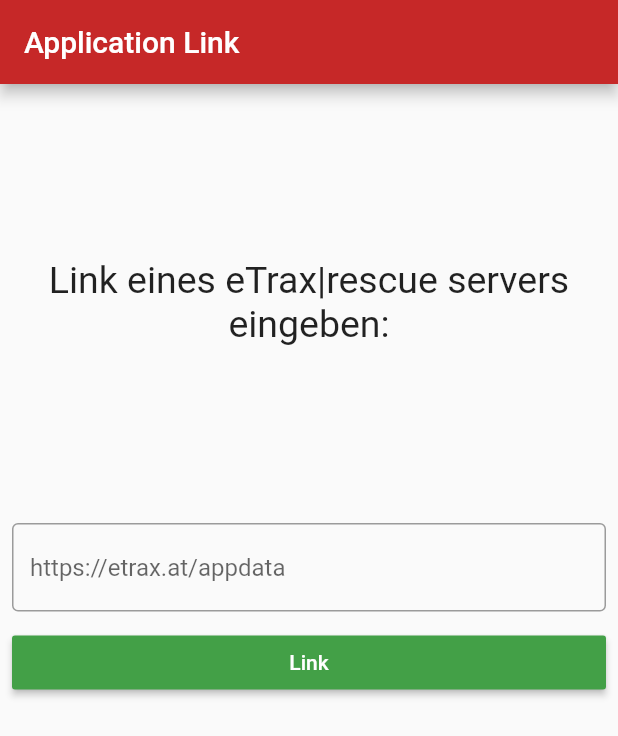
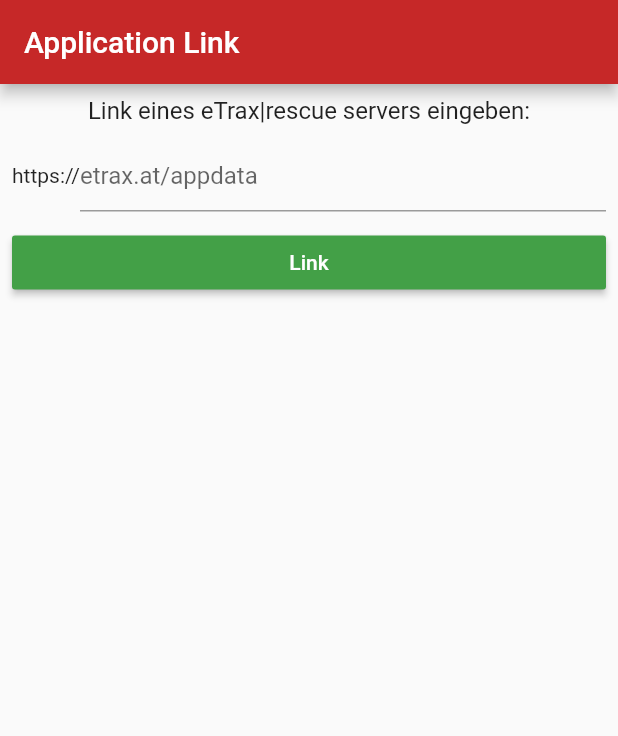
Before and after one commit to etrax-rescue/etrax-rescue-app, a Flutter app: the screen it shows after launch, after a tap on "Link", on a phone screen of 412 x 824 dp. Shown: the top 736 px of the screen. Run offline on Flutter 3.47's test engine with Material 2 defaults, Android fonts, the phone set to English and light mode, and no system bars; our stand-ins replace bloc, dartz, data_connection_checker, equatable, flutter_bloc, get_it and 1 more.

Commit message:
Link: further UI work.

```diff
--- a/lib/features/link/data/datasources/base_uri_remote_endpoint_verification.dart
+++ b/lib/features/link/data/datasources/base_uri_remote_endpoint_verification.dart
@@ -1,7 +1,6 @@
-import 'package:etrax_rescue_app/core/error/exceptions.dart';
+import 'package:http/http.dart' as http;
 
-import '../models/base_uri_model.dart';
-import 'package:http/http.dart' as http;
+import '../../../../core/error/exceptions.dart';
 
 abstract class BaseUriRemoteEndpointVerification {
   Future<bool> verifyRemoteEndpoint(String baseUri);
@@ -14,7 +13,7 @@ class BaseUriRemoteEndpointVerificationImpl
 
   @override
   Future<bool> verifyRemoteEndpoint(String baseUri) async {
-    final response = await client.get(baseUri + '/version');
+    final response = await client.get(baseUri + '/version_info.json');
     if (response.statusCode == 200) {
       // TODO: how should we handle different versions?
       return true;
--- a/lib/features/link/data/repositories/base_uri_repository_impl.dart
+++ b/lib/features/link/data/repositories/base_uri_repository_impl.dart
@@ -36,7 +36,7 @@ class BaseUriRepositoryImpl implements BaseUriRepository {
       return Left(NetworkFailure());
     }
     try {
-      final valid = remoteEndpointVerification.verifyRemoteEndpoint(baseUri);
+      await remoteEndpointVerification.verifyRemoteEndpoint(baseUri);
     } on ServerException {
       return Left(ServerFailure());
     }
--- a/lib/features/link/presentation/pages/link_app_page.dart
+++ b/lib/features/link/presentation/pages/link_app_page.dart
@@ -35,7 +35,7 @@ BlocProvider<BaseUriBloc> buildBody(BuildContext context) {
                 } else if (state is BaseUriVerifying) {
                   return LoadingWidget();
                 } else if (state is BaseUriStored) {
-                  return MessageDisplay(message: '');
+                  return MessageDisplay(message: 'Erfolg!');
                 } else if (state is BaseUriError) {
                   return MessageDisplay(
                     message: state.message,
@@ -76,12 +76,12 @@ class MessageDisplay extends StatelessWidget {
   @override
   Widget build(BuildContext context) {
     return Container(
-      height: MediaQuery.of(context).size.height / 3,
+      //height: MediaQuery.of(context).size.height / 3,
       child: Center(
         child: SingleChildScrollView(
           child: Text(
             message,
-            style: TextStyle(fontSize: 25),
+            style: TextStyle(fontSize: 16),
             textAlign: TextAlign.center,
           ),
         ),
@@ -105,12 +105,15 @@ class _LinkAppPageControlsState extends State<LinkAppPageControls> {
   Widget build(BuildContext context) {
     return Column(
       children: [
-        TextField(
+        Row(
+          children: <Widget>[
+            Text('https://'),
+            Expanded(
+              child: TextField(
                 controller: controller,
                 keyboardType: TextInputType.url,
                 decoration: InputDecoration(
-            border: OutlineInputBorder(),
-            hintText: 'https://etrax.at/appdata',
+                  hintText: 'etrax.at/appdata',
                 ),
                 onChanged: (value) {
                   inputStr = value;
@@ -118,6 +121,9 @@ class _LinkAppPageControlsState extends State<LinkAppPageControls> {
                 onSubmitted: (_) {
                   submit();
                 },
+              ),
+            ),
+          ],
         ),
         SizedBox(height: 10),
         SizedBox(
@@ -139,6 +145,6 @@ class _LinkAppPageControlsState extends State<LinkAppPageControls> {
     }
     controller.clear();
     BlocProvider.of<BaseUriBloc>(context)
-        .add((StoreBaseUri(uriString: inputStr)));
+        .add((StoreBaseUri(uriString: 'https://' + inputStr)));
   }
 }
```
Lines whose indentation alone changed are shown as unchanged.
